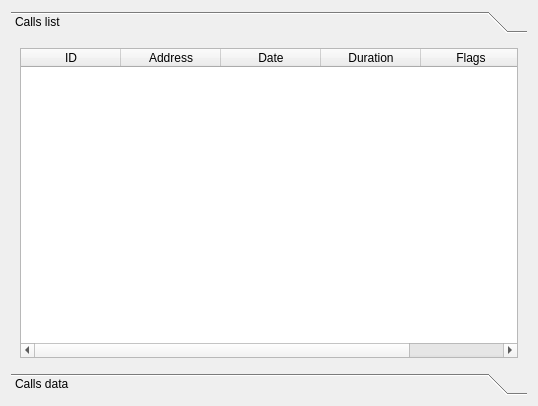
This is ipba2-plugins/callhistory_ui.ui in PicciMario/iPhone-Backup-Analyzer-2 as Qt 5 draws it before an edit. The edited form follows.
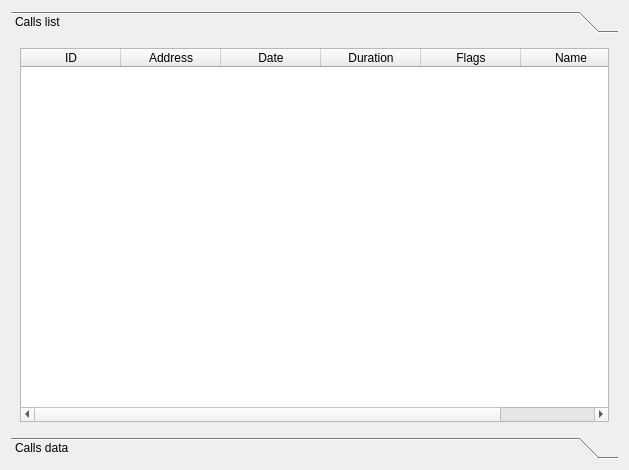
This is the edited form.

Commit message: call hist plugin retrieve name from addr book

Patch:
```diff
--- a/ipba2-plugins/callhistory_ui.ui
+++ b/ipba2-plugins/callhistory_ui.ui
@@ -6,8 +6,8 @@
    <rect>
     <x>0</x>
     <y>0</y>
-    <width>538</width>
-    <height>406</height>
+    <width>629</width>
+    <height>470</height>
    </rect>
   </property>
   <property name="windowTitle">
@@ -24,8 +24,8 @@
        <rect>
         <x>0</x>
         <y>0</y>
-        <width>520</width>
-        <height>334</height>
+        <width>611</width>
+        <height>398</height>
        </rect>
       </property>
       <attribute name="label">
@@ -65,6 +65,11 @@
            <string>Flags</string>
           </property>
          </column>
+         <column>
+          <property name="text">
+           <string>Name</string>
+          </property>
+         </column>
         </widget>
        </item>
       </layout>
```
Left out of the diff: 4 changed lines with no effect on the pictures. The commit also changes 1 other file.
